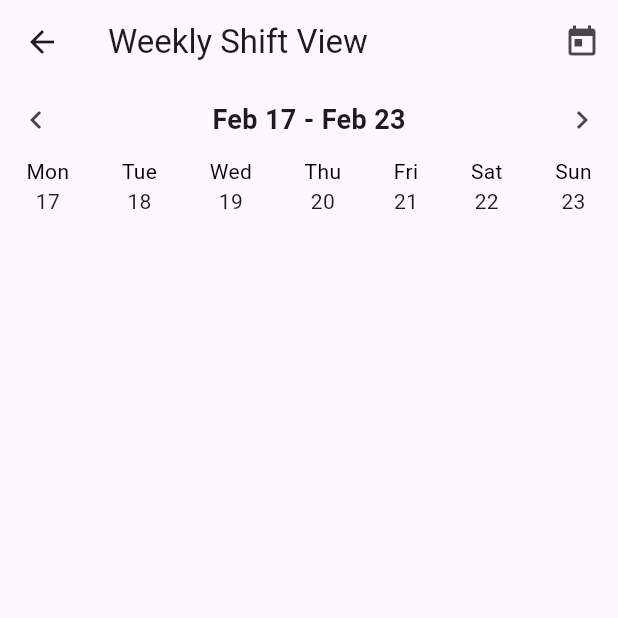
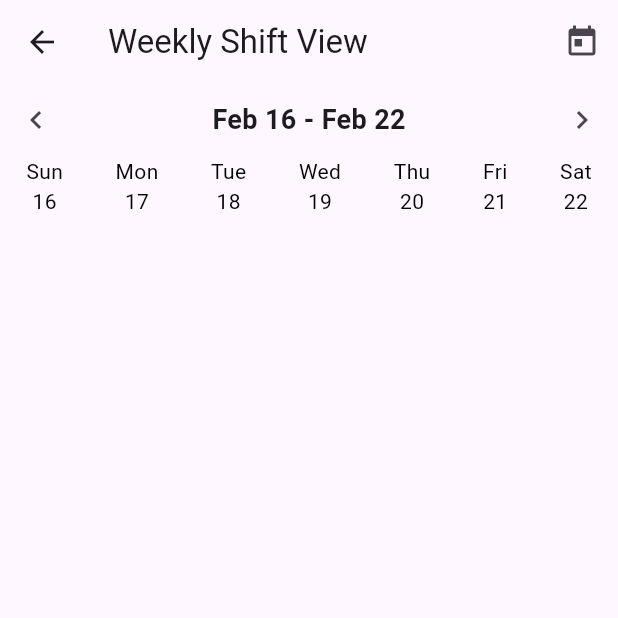
Before and after one commit to SamerNeiroukh/Park-Janana, a Flutter app: the WeeklyShiftView screen opened directly, after a tap on the "chevron left" icon, on a phone screen of 412 x 824 dp, the top half of it. Run offline on Flutter 3.47's test engine with Material 3 defaults, Android fonts, the phone set to English and light mode, and no system bars; our stand-ins replace cloud_firestore, firebase_auth, firebase_core, firebase_storage, image_picker, shared_preferences; accounts and stored records are empty; generated files the repository leaves out were written again; network calls fail.

Commit message:
weekly shift view for workers

```diff
--- a/lib/screens/home/personal_area_screen.dart
+++ b/lib/screens/home/personal_area_screen.dart
@@ -17,7 +17,6 @@ class PersonalAreaScreen extends StatefulWidget {
 
 class _PersonalAreaScreenState extends State<PersonalAreaScreen> {
   File? _imageFile;
-  bool _isUploading = false;
   final AuthService _authService = AuthService();
   final FirebaseStorage _storage = FirebaseStorage.instance;
   final FirebaseFirestore _firestore = FirebaseFirestore.instance;
@@ -40,7 +39,6 @@ class _PersonalAreaScreenState extends State<PersonalAreaScreen> {
   Future<void> _uploadImage() async {
     if (_imageFile != null) {
       setState(() {
-        _isUploading = true;
       });
       try {
         final storageRef = _storage.ref().child('profile_pictures/${widget.uid}/profile.jpg');
@@ -63,7 +61,6 @@ class _PersonalAreaScreenState extends State<PersonalAreaScreen> {
       } finally {
         if (mounted) {
           setState(() {
-            _isUploading = false;
           });
         }
       }
--- a/lib/screens/weekly_shift_view.dart
+++ b/lib/screens/weekly_shift_view.dart
@@ -11,19 +11,22 @@ class WeeklyShiftView extends StatefulWidget {
 }
 
 class _WeeklyShiftViewState extends State<WeeklyShiftView> {
-  DateTime _currentWeekStart = DateTime.now().subtract(Duration(days: DateTime.now().weekday - 1));
+  // ✅ Final Fix: Ensure the week starts from Sunday
+  DateTime _currentWeekStart = DateTime.now().subtract(Duration(
+      days: DateTime.now().weekday == 7 ? 0 : DateTime.now().weekday));
   DateTime _selectedDay = DateTime.now();
 
   @override
   Widget build(BuildContext context) {
     return Scaffold(
       appBar: AppBar(
-        title: Text('Weekly Shift View'),
+        title: const Text('Weekly Shift View'),
         actions: [
           IconButton(
-            icon: Icon(Icons.today),
+            icon: const Icon(Icons.today),
             onPressed: () => setState(() {
-              _currentWeekStart = DateTime.now().subtract(Duration(days: DateTime.now().weekday - 1));
+              _currentWeekStart = DateTime.now().subtract(Duration(
+                  days: DateTime.now().weekday == 7 ? 0 : DateTime.now().weekday));
               _selectedDay = DateTime.now();
             }),
           )
@@ -40,24 +43,24 @@ class _WeeklyShiftViewState extends State<WeeklyShiftView> {
   }
 
   Widget _buildWeekNavigation() {
-    String weekRange = "${DateFormat('MMM dd').format(_currentWeekStart)} - ${DateFormat('MMM dd').format(_currentWeekStart.add(Duration(days: 6)))}";
+    String weekRange = "${DateFormat('MMM dd').format(_currentWeekStart)} - ${DateFormat('MMM dd').format(_currentWeekStart.add(const Duration(days: 6)))}";
     return Row(
       mainAxisAlignment: MainAxisAlignment.spaceBetween,
       children: [
         IconButton(
-          icon: Icon(Icons.chevron_left),
+          icon: const Icon(Icons.chevron_left),
           onPressed: () => setState(() {
-            _currentWeekStart = _currentWeekStart.subtract(Duration(days: 7));
+            _currentWeekStart = _currentWeekStart.subtract(const Duration(days: 7));
           }),
         ),
         Text(
           weekRange,
-          style: TextStyle(fontSize: 18, fontWeight: FontWeight.bold),
+          style: const TextStyle(fontSize: 18, fontWeight: FontWeight.bold),
         ),
         IconButton(
-          icon: Icon(Icons.chevron_right),
+          icon: const Icon(Icons.chevron_right),
           onPressed: () => setState(() {
-            _currentWeekStart = _currentWeekStart.add(Duration(days: 7));
+            _currentWeekStart = _currentWeekStart.add(const Duration(days: 7));
           }),
         ),
       ],
@@ -69,18 +72,30 @@ class _WeeklyShiftViewState extends State<WeeklyShiftView> {
       mainAxisAlignment: MainAxisAlignment.spaceAround,
       children: List.generate(7, (index) {
         DateTime day = _currentWeekStart.add(Duration(days: index));
+        bool isSelected = _selectedDay.day == day.day && _selectedDay.month == day.month;
+
         return GestureDetector(
-          onTap: () => setState(() => _selectedDay = day),
+          onTap: () {
+            setState(() {
+              _selectedDay = day;
+            });
+          },
           child: Column(
             children: [
               Text(
                 DateFormat('E').format(day),
                 style: TextStyle(
-                  fontWeight: _selectedDay == day ? FontWeight.bold : FontWeight.normal,
-                  color: _selectedDay == day ? Colors.blue : Colors.black,
+                  fontWeight: isSelected ? FontWeight.bold : FontWeight.normal,
+                  color: isSelected ? Colors.blue : Colors.black,
                 ),
               ),
-              Text(DateFormat('dd').format(day)),
+              Text(
+                DateFormat('dd').format(day),
+                style: TextStyle(
+                  fontWeight: isSelected ? FontWeight.bold : FontWeight.normal,
+                  color: isSelected ? Colors.blue : Colors.black,
+                ),
+              ),
             ],
           ),
         );
@@ -95,7 +110,7 @@ class _WeeklyShiftViewState extends State<WeeklyShiftView> {
           .where('date', isEqualTo: DateFormat('yyyy-MM-dd').format(_selectedDay))
           .snapshots(),
       builder: (context, snapshot) {
-        if (!snapshot.hasData) return Center(child: CircularProgressIndicator());
+        if (!snapshot.hasData) return const Center(child: CircularProgressIndicator());
         var shifts = snapshot.data!.docs;
 
         return ListView.builder(
@@ -113,14 +128,14 @@ class _WeeklyShiftViewState extends State<WeeklyShiftView> {
                       : Colors.white,
               child: ListTile(
                 title: Text("${shift['department']} (${shift['startTime']} - ${shift['endTime']})"),
-                subtitle: Text("${shift['assignedWorkers'].length}/${shift['maxWorkers']} workers assigned"),
+                subtitle: Text("${shift['assignedWorkers'].length}/${shift['maxWorkers']} עובדים מוקצים"),
                 trailing: isAssigned
                     ? _buildStatusLabel("במשמרת", Colors.green, Icons.check_circle)
                     : isFull
                         ? _buildStatusLabel("מלא", Colors.red, Icons.block)
                         : ElevatedButton(
                             onPressed: () => _joinShift(shift['id']),
-                            child: Text("הצטרף"),
+                            child: const Text("הצטרף"),
                           ),
               ),
             );
--- a/lib/services/firebase_service.dart
+++ b/lib/services/firebase_service.dart
@@ -4,7 +4,6 @@ import '../utils/custom_exception.dart';
 import '../constants/app_constants.dart';
 
 class FirebaseService {
-  final FirebaseAuth _auth = FirebaseAuth.instance;
   final FirebaseFirestore _firestore = FirebaseFirestore.instance;
 
   // 🟢 Generate a new Firestore Document ID
--- a/lib/widgets/message_bubble.dart
+++ b/lib/widgets/message_bubble.dart
@@ -4,6 +4,7 @@ import '../services/firebase_service.dart';
 import '../services/shift_service.dart';
 import '../constants/app_constants.dart';
 import 'package:firebase_auth/firebase_auth.dart';
+
 
 class MessageBubble extends StatefulWidget {
   final String message;
--- a/lib/widgets/shift_card.dart
+++ b/lib/widgets/shift_card.dart
@@ -259,7 +259,7 @@ class ShiftCardState extends State<ShiftCard> {
   void _addMessage() async {
     if (_messageController.text.isNotEmpty && _currentUser != null) {
       await widget.shiftService.addMessageToShift(
-          widget.shift.id, _messageController.text, _currentUser.uid ?? '');
+          widget.shift.id, _messageController.text, _currentUser.uid);
       _messageController.clear();
       setState(() {});
     }
--- a/lib/widgets/user_header.dart
+++ b/lib/widgets/user_header.dart
@@ -1,3 +1,5 @@
+// ignore_for_file: use_build_context_synchronously
+
 import 'package:flutter/material.dart';
 import 'package:park_janana/services/auth_service.dart';
 import '../constants/app_constants.dart';
```
Also changed, not shown: lib/screens/shifts/shifts_screen.dart (+7 -5 lines), lib/widgets/worker_shift_card.dart (+86 -38 lines).
